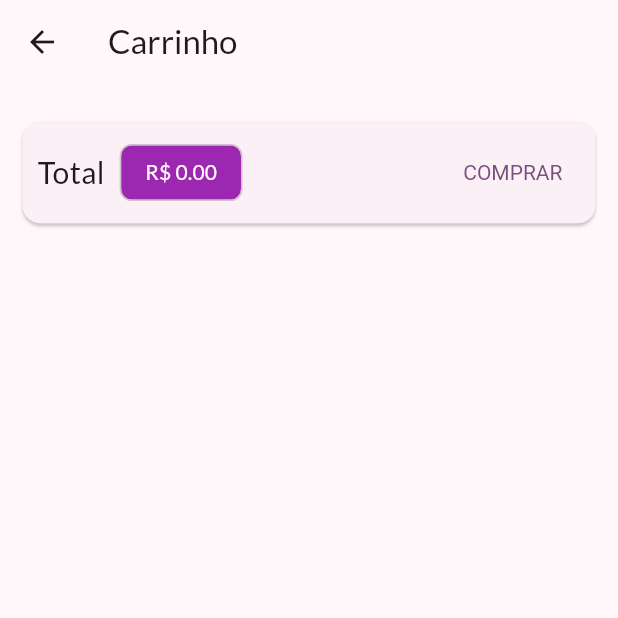
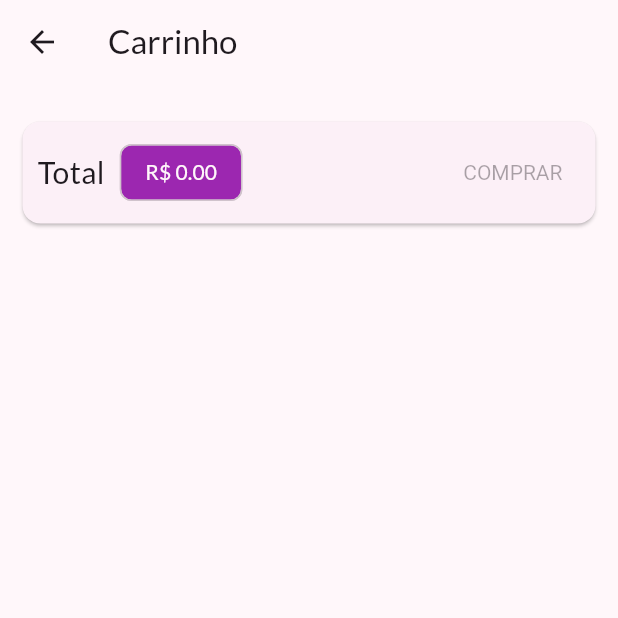
Before and after one commit to camposFabio/udemy_aprenda_flutter_desenvolva_apps_2022, a Flutter app: the CartPage screen opened by its route, on a phone screen of 412 x 824 dp, the top half of it. Run offline on Flutter 3.47's test engine with Material 2 defaults, Android fonts, the phone set to English and light mode, and no system bars; network calls fail.

Commit message:
Section 10 - Final

```diff
--- /dev/null
+++ b/shop/lib/exceptions.dart/http_exception.dart
@@ -0,0 +1,14 @@
+class HttpException implements Exception {
+  final String msg;
+  final int statusCode;
+
+  HttpException({
+    required this.msg,
+    required this.statusCode,
+  });
+
+  @override
+  String toString() {
+    return msg;
+  }
+}
--- a/shop/lib/main.dart
+++ b/shop/lib/main.dart
@@ -10,6 +10,7 @@ import 'package:shop/pages/product_form_page.dart';
 import 'package:shop/pages/products_page.dart';
 import 'package:shop/pages/products_overview_page.dart';
 import 'package:shop/utils/app_routes.dart';
+
 
 void main() {
   runApp(const MyApp());
--- a/shop/lib/models/cart.dart
+++ b/shop/lib/models/cart.dart
@@ -11,7 +11,7 @@ class Cart with ChangeNotifier {
     return {..._items};
   }
 
-  int itemsCount() {
+  int get itemsCount {
     return _items.length;
   }
 
--- a/shop/lib/pages/cart_page.dart
+++ b/shop/lib/pages/cart_page.dart
@@ -47,18 +47,7 @@ class CartPage extends StatelessWidget {
                     ),
                   ),
                   const Spacer(),
-                  TextButton(
-                    onPressed: () {
-                      Provider.of<OrderList>(context, listen: false)
-                          .addOrder(cart);
-                      cart.clear();
-                    },
-                    style: TextButton.styleFrom(
-                      textStyle:
-                          TextStyle(color: Theme.of(context).primaryColor),
-                    ),
-                    child: const Text('COMPRAR'),
-                  ),
+                  CartButton(cart: cart),
                 ],
               ),
             ),
@@ -74,3 +63,40 @@ class CartPage extends StatelessWidget {
     );
   }
 }
+
+class CartButton extends StatefulWidget {
+  const CartButton({
+    super.key,
+    required this.cart,
+  });
+
+  final Cart cart;
+
+  @override
+  State<CartButton> createState() => _CartButtonState();
+}
+
+class _CartButtonState extends State<CartButton> {
+  bool _isLoading = false;
+
+  @override
+  Widget build(BuildContext context) {
+    return _isLoading
+        ? const CircularProgressIndicator()
+        : TextButton(
+            onPressed: widget.cart.itemsCount == 0
+                ? null
+                : () async {
+                    setState(() => _isLoading = true);
+                    await Provider.of<OrderList>(context, listen: false)
+                        .addOrder(widget.cart);
+                    widget.cart.clear();
+                    setState(() => _isLoading = false);
+                  },
+            style: TextButton.styleFrom(
+              textStyle: TextStyle(color: Theme.of(context).primaryColor),
+            ),
+            child: const Text('COMPRAR'),
+          );
+  }
+}
--- /dev/null
+++ b/shop/lib/utils/constants.dart
@@ -0,0 +1,6 @@
+class Contants {
+  static String productBaseUrl =
+      '${const String.fromEnvironment('FIREBASE_URL')}/products';
+  static String orderBaseUrl =
+      '${const String.fromEnvironment('FIREBASE_URL')}/orders';
+}
--- a/shop/pubspec.yaml
+++ b/shop/pubspec.yaml
@@ -37,6 +37,7 @@ dependencies:
   cupertino_icons: ^1.0.2
   provider: ^6.0.5
   intl: ^0.18.1
+  http: ^1.1.0
 
 dev_dependencies:
   flutter_test:
```
Also changed, not shown: shop/lib/components/product_item.dart (+13 -3 lines), shop/lib/models/order_list.dart (+68 -4 lines), shop/lib/models/product.dart (+25 -1 lines), shop/lib/models/product_list.dart (+85 -9 lines), shop/lib/pages/orders_page.dart (+55 -6 lines), shop/lib/pages/product_form_page.dart (+51 -13 lines), shop/lib/pages/products_overview_page.dart (+23 -4 lines), shop/lib/pages/products_page.dart (+8 -1 lines), shop/pubspec.lock, 1 other file.
